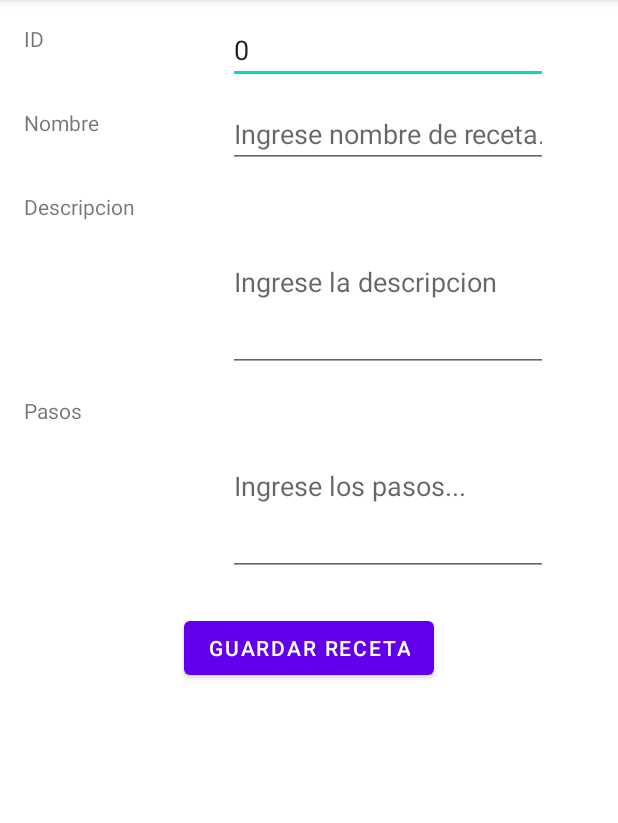
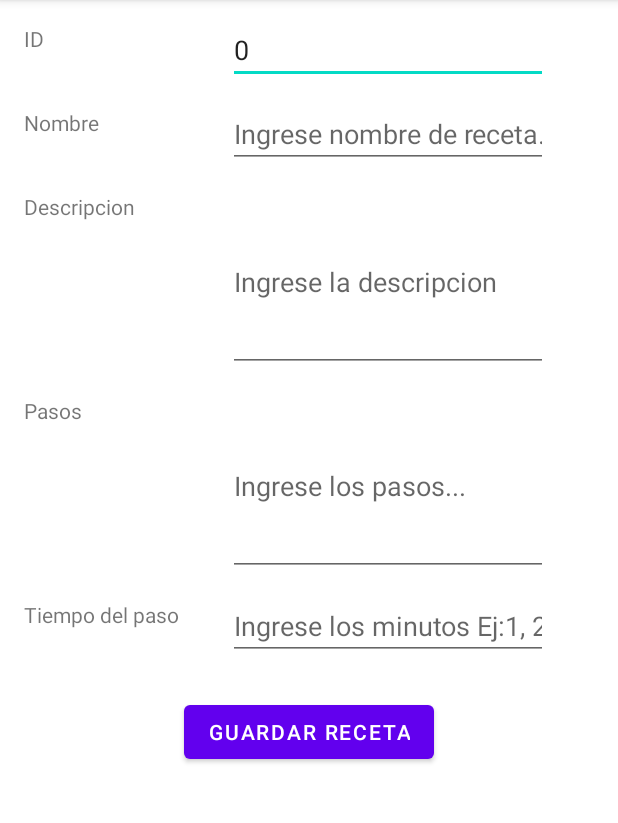
Before and after one commit to gd19016/RecipeSV, an Android app: the fragment GuardarRecetaFragment shown on its own in the app's theme, on a phone screen of 412 x 824 dp, the part 84-907 px from its top. Run offline under Robolectric (Android 15) with nearby library versions, the phone set to English and light mode, and no system bars.

Commit message:
Cambios en Mantenimiento Base de Recetas
- Se agrega campo de tiempo como entero.
- Se modifican las vistas y la base de datos

```diff
--- a/app/src/main/java/sv/edu/ues/fia/eisi/recipesv/db/RecetaEntity.kt
+++ b/app/src/main/java/sv/edu/ues/fia/eisi/recipesv/db/RecetaEntity.kt
@@ -11,5 +11,6 @@ data class RecetaEntity(
     val idReceta: Int,
     val nombre: String,
     val descripcion: String,
-    val pasos: String
+    val pasos: String,
+    val tiempo: Int
 )
--- a/app/src/main/res/layout/fragment_guardar_receta.xml
+++ b/app/src/main/res/layout/fragment_guardar_receta.xml
@@ -42,6 +42,15 @@
         android:text="@string/pasos_receta"
         app:layout_constraintStart_toStartOf="parent"
         app:layout_constraintTop_toBottomOf="@id/descripcion_label" />
+    <TextView
+        android:id="@+id/tiempo_label"
+        android:layout_width="120dp"
+        android:layout_height="40dp"
+        android:layout_marginStart="16dp"
+        android:layout_marginTop="16dp"
+        android:text="@string/tiempo_receta"
+        app:layout_constraintStart_toStartOf="parent"
+        app:layout_constraintTop_toBottomOf="@id/pasos_label" />
     <EditText
         android:id="@+id/id_receta_input"
         android:layout_width="wrap_content"
@@ -96,6 +105,18 @@
         android:maxLines="3"
         app:layout_constraintStart_toEndOf="@+id/pasos_label"
         app:layout_constraintTop_toBottomOf="@id/descripcion_input" />
+    <EditText
+        android:id="@+id/tiempo_input"
+        android:layout_width="wrap_content"
+        android:layout_height="40dp"
+        android:layout_marginStart="16dp"
+        android:layout_marginTop="16dp"
+        android:ems="10"
+        android:hint="@string/ing_tiempo_receta"
+        android:importantForAutofill="no"
+        android:inputType="text"
+        app:layout_constraintStart_toEndOf="@+id/nombre_label"
+        app:layout_constraintTop_toBottomOf="@id/pasos_input" />
     <Button
         android:id="@+id/guardar_receta"
         android:layout_width="wrap_content"
@@ -104,6 +125,6 @@
         android:text="@string/btn_guardar_receta"
         app:layout_constraintEnd_toEndOf="parent"
         app:layout_constraintStart_toStartOf="parent"
-        app:layout_constraintTop_toBottomOf="@+id/pasos_input" />
+        app:layout_constraintTop_toBottomOf="@+id/tiempo_input" />
 
 </androidx.constraintlayout.widget.ConstraintLayout>
--- a/app/src/main/res/values/strings.xml
+++ b/app/src/main/res/values/strings.xml
@@ -24,12 +24,14 @@
     <string name="nombre_receta">Nombre</string>
     <string name="descripcion_receta">Descripcion</string>
     <string name="pasos_receta">Pasos</string>
+    <string name="tiempo_receta">Tiempo del paso</string>
 
     <!-- Tips a mostrar en campos -->
     <string name="ing_id_receta">Ingrese el ID...</string>
     <string name="ing_nombre_receta">Ingrese nombre de receta…</string>
     <string name="ing_descripcion_receta">Ingrese la descripcion</string>
     <string name="ing_pasos_receta">Ingrese los pasos...</string>
+    <string name="ing_tiempo_receta">Ingrese los minutos Ej:1, 2 ...</string>
 
     <!-- Titulos botones -->
     <string name="btn_guardar_receta">Guardar Receta</string>
```
Also changed, not shown: app/src/main/java/sv/edu/ues/fia/eisi/recipesv/ui/receta/GuardarRecetaFragment.kt (+9 -3 lines), app/src/main/res/layout/fragment_ver_receta.xml (+24 -1 lines).
